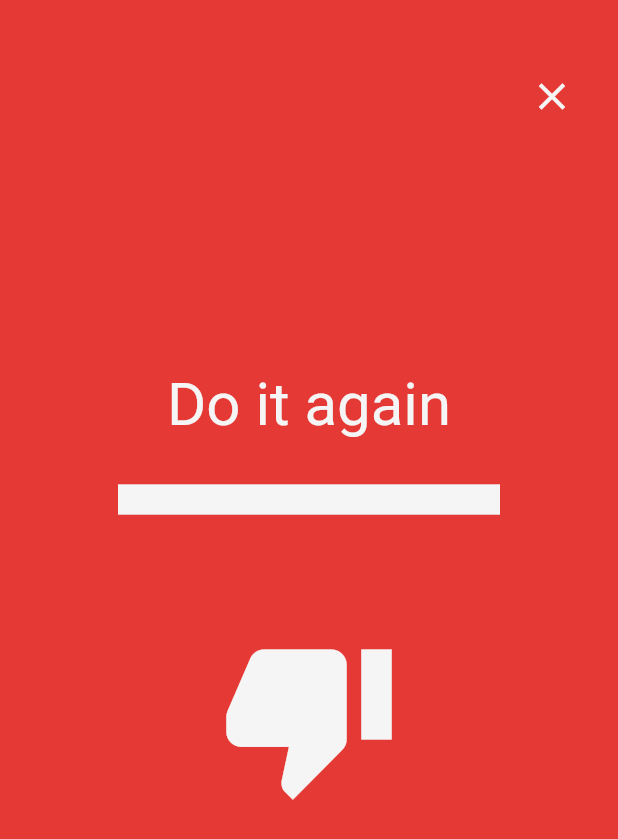
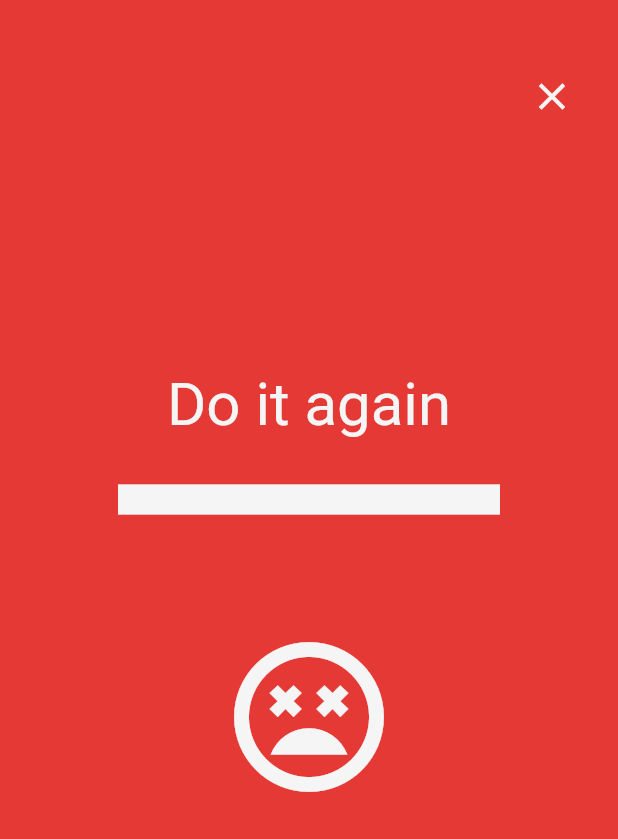
Before and after one commit to NathanHGit/vocapp, a Flutter app: the ResultsPage screen opened directly, on a phone screen of 412 x 824 dp. Shown: the top 839 px of the screen. Run offline on Flutter 3.47's test engine with Material 2 defaults, Android fonts, the phone set to English and light mode, and no system bars; drawn by our look-alikes of percent_indicator; our stand-ins replace confetti, sqflite; accounts and stored records are empty.

Commit message:
Update results_page.dart

```diff
--- a/lib/pages/results_page.dart
+++ b/lib/pages/results_page.dart
@@ -31,11 +31,11 @@ class _ResultsPageState extends State<ResultsPage> {
     } else if (results > 1 / 3) {
       feedback = feedbacks[1]![(new Random()).nextInt(feedbacks[1]!.length)];
       backgroundColor = colors['correct'];
-      icon = Icons.thumb_up;
+      icon = Icons.sentiment_very_satisfied_outlined;
     } else {
       feedback = feedbacks[2]![(new Random()).nextInt(feedbacks[2]!.length)];
       backgroundColor = colors['review'];
-      icon = Icons.thumb_down;
+      icon = Icons.sentiment_very_dissatisfied_outlined;
     }
   }
 
@@ -57,20 +57,24 @@ class _ResultsPageState extends State<ResultsPage> {
           children: [
             Align(
               alignment: Alignment.topRight,
-              child:
-              Padding(padding: const EdgeInsets.only(top: 40, right: 20),
-                child:
-                IconButton(onPressed: () => Navigator.pushAndRemoveUntil(
+              child: Padding(
+                padding: const EdgeInsets.only(top: 40, right: 20),
+                child: IconButton(
+                  onPressed: () => Navigator.pushAndRemoveUntil(
                     context,
                     MaterialPageRoute(builder: (context) => MenuPage()),
                     (Route<dynamic> route) => false,
-                  ), icon: const Icon(Icons.clear), color: Colors.grey[100],iconSize: 30,),
+                  ),
+                  icon: const Icon(Icons.clear),
+                  color: Colors.grey[100],
+                  iconSize: 30,
+                ),
               ),
             ),
             Align(
               alignment: Alignment.centerLeft,
               child: Padding(
-                padding: const EdgeInsets.only(top: 50.0),
+                padding: const EdgeInsets.only(bottom: 50.0),
                 child: ConfettiWidget(
                   confettiController: confetti,
                   blastDirection: -45,
@@ -84,7 +88,7 @@ class _ResultsPageState extends State<ResultsPage> {
             Align(
               alignment: Alignment.centerRight,
               child: Padding(
-                padding: const EdgeInsets.only(top: 50.0),
+                padding: const EdgeInsets.only(bottom: 50.0),
                 child: ConfettiWidget(
                   confettiController: confetti,
                   blastDirection: -90,
@@ -110,8 +114,6 @@ class _ResultsPageState extends State<ResultsPage> {
                   Row(
                     mainAxisAlignment: MainAxisAlignment.center,
                     children: [
-
-
                       new LinearPercentIndicator(
                         width: MediaQuery.of(context).size.width * 2 / 3,
                         lineHeight: 20.0,
@@ -119,19 +121,16 @@ class _ResultsPageState extends State<ResultsPage> {
                         animation: true,
                         backgroundColor: Colors.grey[300],
                         progressColor: Colors.grey[100],
-                  ),],
                       ),
-                  SizedBox(
-                    height: 75
+                    ],
                   ),
+                  SizedBox(height: 75),
                   Icon(
                     icon,
                     size: 120,
                     color: Colors.grey[100],
                   ),
-                  SizedBox(
-                    height: 40
-                  ),
+                  SizedBox(height: 40),
                 ],
               ),
             ),
```
Lines whose indentation alone changed are shown as unchanged.
